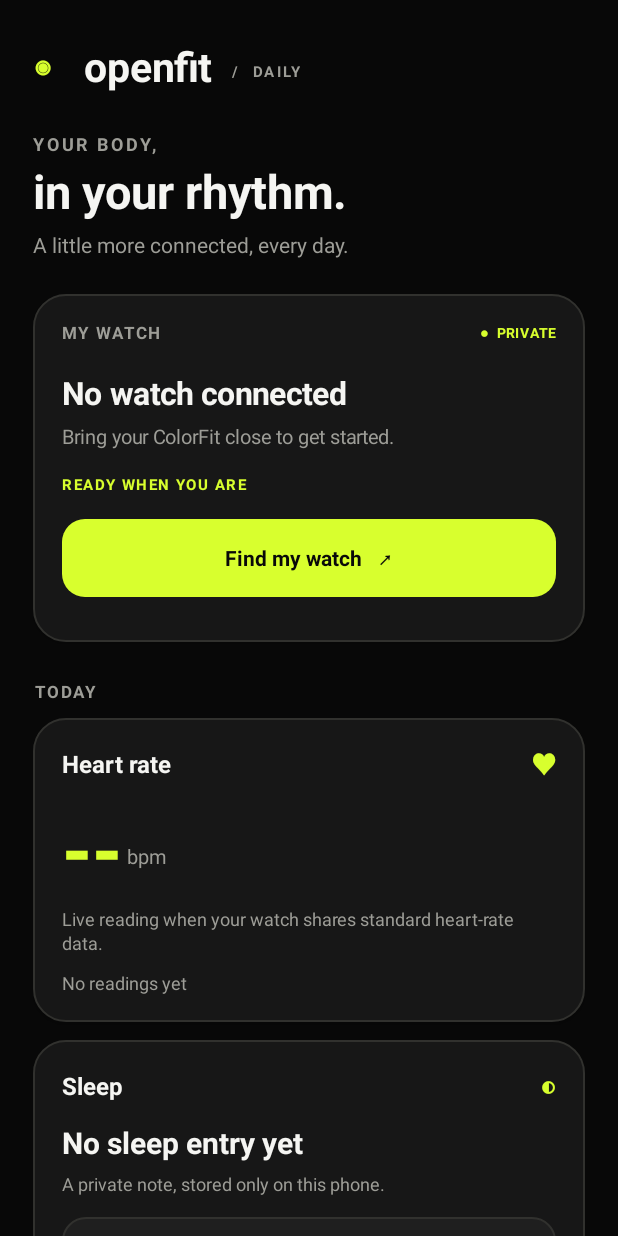
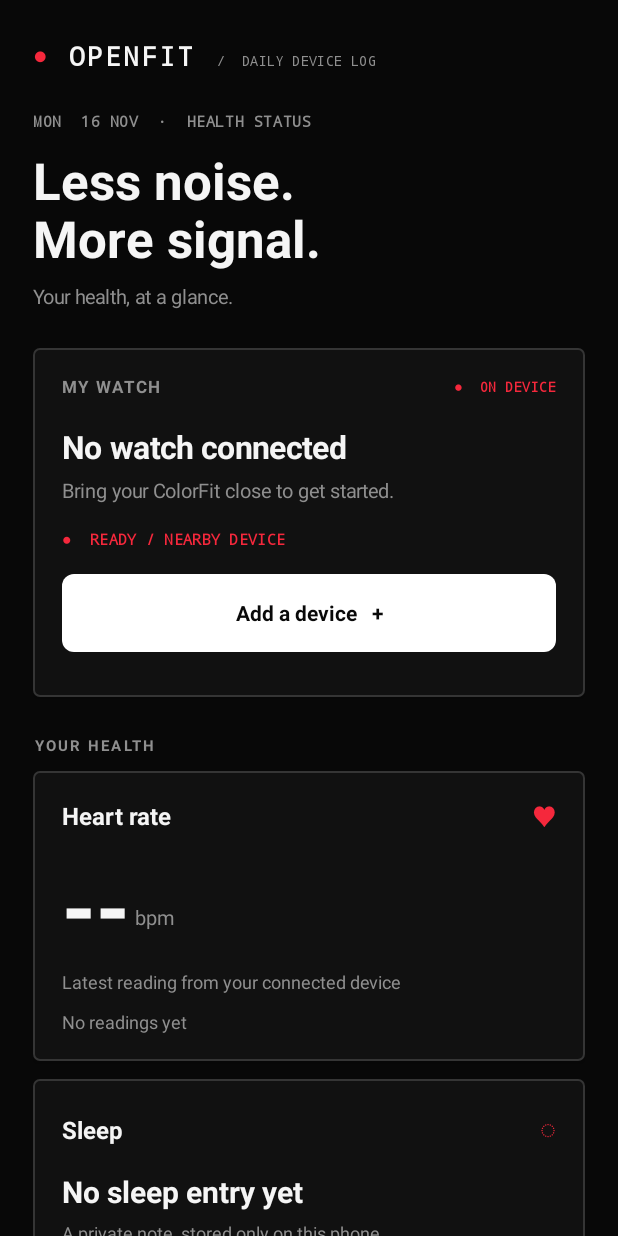
Before and after one commit to NullDonut/openfit, an Android app: the screen it shows after launch (MainActivity), on a phone screen of 412 x 824 dp. Run offline under Robolectric (Android 15) with nearby library versions, the phone set to English and light mode, and no system bars; libraries missing offline, so code that uses them is left out: com.google.zxing.integration, com.journeyapps.barcodescanner.

Commit message:
fix: register QR scanner and refine dashboard
Add project context handoff notes and improve QR scanner activity setup, camera errors, UI styling, and BLE notification write feedback.

Co-authored-by: dl <dl@directionallylocal.com>

```diff
--- a/app/src/main/java/com/openfit/app/MainActivity.java
+++ b/app/src/main/java/com/openfit/app/MainActivity.java
@@ -37,6 +37,7 @@ import android.widget.Toast;
 
 import com.google.zxing.integration.android.IntentIntegrator;
 import com.google.zxing.integration.android.IntentResult;
+import com.journeyapps.barcodescanner.CaptureActivity;
 
 import java.text.DateFormat;
 import java.util.ArrayList;
@@ -52,13 +53,19 @@ public final class MainActivity extends Activity {
     private static final int REQUEST_PERMISSIONS = 10;
     private static final int REQUEST_ENABLE_BLUETOOTH = 11;
     private static final int REQUEST_QR_SCAN = 12;
+    private static final int REQUEST_CAMERA_PERMISSION = 13;
     private static final int C_BG = Color.rgb(8, 8, 8);
-    private static final int C_CARD = Color.rgb(23, 23, 23);
-    private static final int C_CARD_ALT = Color.rgb(31, 31, 31);
-    private static final int C_TEXT = Color.rgb(245, 245, 242);
-    private static final int C_MUTED = Color.rgb(157, 157, 151);
-    private static final int C_ACCENT = Color.rgb(216, 255, 46);
-    private static final int C_BORDER = Color.rgb(49, 49, 46);
+    private static final int C_CARD = Color.rgb(17, 17, 17);
+    private static final int C_CARD_ALT = Color.rgb(27, 27, 27);
+    private static final int C_TEXT = Color.rgb(245, 245, 245);
+    private static final int C_MUTED = Color.rgb(143, 143, 143);
+    private static final int C_RED = Color.rgb(245, 40, 60);
+    private static final int C_ACCENT = Color.rgb(255, 255, 255);
+    private static final int C_BORDER = Color.rgb(53, 53, 53);
+    private static final UUID NOISEFIT_PROTOBUF_SERVICE = UUID.fromString("16186f00-0000-1000-8000-00807f9b34fb");
+    private static final UUID NOISEFIT_PROTOBUF_NOTIFY = UUID.fromString("16186f03-0000-1000-8000-00807f9b34fb");
+    private static final UUID NOISEFIT_BASE_SERVICE = UUID.fromString("00000001-0000-1000-8000-00805f9b34fb");
+    private static final UUID NOISEFIT_BASE_READ = UUID.fromString("00000003-0000-1000-8000-00805f9b34fb");
     private static final UUID HEART_RATE_SERVICE = UUID.fromString("0000180d-0000-1000-8000-00805f9b34fb");
     private static final UUID HEART_RATE_MEASUREMENT = UUID.fromString("00002a37-0000-1000-8000-00805f9b34fb");
     private static final UUID CLIENT_CONFIGURATION = UUID.fromString("00002902-0000-1000-8000-00805f9b34fb");
@@ -90,6 +97,7 @@ public final class MainActivity extends Activity {
     private boolean scanning;
     private boolean reconnectAfterPermission;
     private boolean qrConnectionPending;
+    private boolean qrScanPending;
     private String qrDeviceAddress;
     private final java.util.Map<String, String> watchNames = new java.util.HashMap<>();
     private int latestHeartRate = -1;
@@ -105,6 +113,16 @@ public final class MainActivity extends Activity {
 
     @Override public void onRequestPermissionsResult(int requestCode, String[] permissions, int[] grantResults) {
         super.onRequestPermissionsResult(requestCode, permissions, grantResults);
+        if (requestCode == REQUEST_CAMERA_PERMISSION) {
+            if (allGranted(grantResults) && qrScanPending) {
+                qrScanPending = false;
+                launchQrScanner();
+            } else {
+                qrScanPending = false;
+                toast("Camera permission is needed to scan a pairing QR code.");
+            }
+            return;
+        }
         if (requestCode == REQUEST_PERMISSIONS && allGranted(grantResults)) {
             if (qrDeviceAddress != null) { reconnectAfterPermission = false; saveAndConnectQrDevice(); }
             else if (reconnectAfterPermission) reconnectSavedDevice();
@@ -149,21 +167,27 @@ public final class MainActivity extends Activity {
         LinearLayout masthead = new LinearLayout(this);
         masthead.setGravity(Gravity.CENTER_VERTICAL);
         page.addView(masthead, lp(-1, -2, 0, 0, 0, 25));
-        TextView mark = text("◉", 21, C_ACCENT, true);
-        masthead.addView(mark, lp(dp(34), -2));
-        TextView brand = text("openfit", 27, C_TEXT, true);
+        TextView mark = text("●", 15, C_RED, true);
+        masthead.addView(mark, lp(dp(24), -2));
+        TextView brand = text("OPENFIT", 17, C_TEXT, true);
+        brand.setTypeface(Typeface.MONOSPACE, Typeface.BOLD);
+        brand.setLetterSpacing(.12f);
         masthead.addView(brand, lp(-2, -2));
-        TextView edition = text("  /  DAILY", 10, C_MUTED, true);
-        edition.setLetterSpacing(.14f);
-        masthead.addView(edition, lp(-2, -2, 5, 4, 0, 0));
+        TextView edition = text("  /  DAILY DEVICE LOG", 9, C_MUTED, true);
+        edition.setTypeface(Typeface.MONOSPACE, Typeface.NORMAL);
+        edition.setLetterSpacing(.03f);
+        masthead.addView(edition, lp(-2, -2, 5, 3, 0, 0));
 
-        TextView greeting = text("YOUR BODY,", 12, C_MUTED, true);
-        greeting.setLetterSpacing(.16f);
-        page.addView(greeting, lp(-1, -2, 0, 0, 0, 2));
-        TextView headline = text("in your rhythm.", 31, C_TEXT, true);
+        TextView greeting = text(new java.text.SimpleDateFormat("EEE  d MMM", Locale.getDefault())
+                .format(new Date()).toUpperCase(Locale.ROOT) + "  ·  HEALTH STATUS", 10, C_MUTED, true);
+        greeting.setTypeface(Typeface.MONOSPACE, Typeface.BOLD);
+        greeting.setLetterSpacing(.04f);
+        page.addView(greeting, lp(-1, -2, 0, 0, 0, 9));
+        TextView headline = text("Less noise.\nMore signal.", 34, C_TEXT, true);
+        headline.setLineSpacing(dp(-1), 1f);
         page.addView(headline, lp(-1, -2));
-        TextView subtitle = text("A little more connected, every day.", 14, C_MUTED, false);
-        page.addView(subtitle, lp(-1, -2, 0, 5, 0, 23));
+        TextView subtitle = text("Your health, at a glance.", 13, C_MUTED, false);
+        page.addView(subtitle, lp(-1, -2, 0, 7, 0, 25));
 
         LinearLayout deviceCard = card();
         page.addView(deviceCard, lp(-1, -2, 0, 0, 0, 13));
@@ -173,17 +197,19 @@ public final class MainActivity extends Activity {
         TextView eyebrow = text("MY WATCH", 11, C_MUTED, true);
         eyebrow.setLetterSpacing(.13f);
         deviceHeading.addView(eyebrow, new LinearLayout.LayoutParams(0, -2, 1f));
-        TextView liveMark = text("●  PRIVATE", 9, C_ACCENT, true);
-        liveMark.setLetterSpacing(.08f);
+        TextView liveMark = text("●  ON DEVICE", 9, C_RED, true);
+        liveMark.setTypeface(Typeface.MONOSPACE, Typeface.BOLD);
+        liveMark.setLetterSpacing(.04f);
         deviceHeading.addView(liveMark, lp(-2, -2));
         deviceStatus = text("No watch connected", 21, C_TEXT, true);
         deviceCard.addView(deviceStatus, lp(-1, -2, 0, 18, 0, 0));
         connectionStatus = text("Bring your ColorFit close to get started.", 13, C_MUTED, false);
         deviceCard.addView(connectionStatus, lp(-1, -2, 0, 6, 0, 0));
-        scanStatus = text("READY WHEN YOU ARE", 10, C_ACCENT, true);
-        scanStatus.setLetterSpacing(.1f);
+        scanStatus = text("●  READY / NEARBY DEVICE", 10, C_RED, true);
+        scanStatus.setTypeface(Typeface.MONOSPACE, Typeface.BOLD);
+        scanStatus.setLetterSpacing(.02f);
         deviceCard.addView(scanStatus, lp(-1, -2, 0, 16, 0, 0));
-        Button pair = button("Find my watch   ↗");
+        Button pair = button("Add a device   +");
         pair.setOnClickListener(v -> showPairingOptions());
         deviceCard.addView(pair, lp(-1, dp(52), 0, 16, 0, 0));
         reconnectButton = secondaryButton("Reconnect saved watch");
@@ -194,8 +220,8 @@ public final class MainActivity extends Activity {
         deviceResults.setOrientation(LinearLayout.VERTICAL);
         deviceCard.addView(deviceResults, lp(-1, -2, 0, 12, 0, 0));
 
-        TextView section = text("TODAY", 11, C_MUTED, true);
-        section.setLetterSpacing(.15f);
+        TextView section = text("YOUR HEALTH", 10, C_MUTED, true);
+        section.setLetterSpacing(.14f);
         page.addView(section, lp(-1, -2, 1, 12, 0, 10));
 
         LinearLayout heartCard = card();
@@ -205,16 +231,16 @@ public final class MainActivity extends Activity {
         heartCard.addView(heartHeading, lp(-1, -2));
         TextView heartTitle = text("Heart rate", 16, C_TEXT, true);
         heartHeading.addView(heartTitle, new LinearLayout.LayoutParams(0, -2, 1f));
-        TextView heartIcon = text("♥", 17, C_ACCENT, true);
+        TextView heartIcon = text("♥", 16, C_RED, true);
         heartHeading.addView(heartIcon, lp(-2, -2));
         LinearLayout metricRow = new LinearLayout(this);
         metricRow.setGravity(Gravity.BOTTOM);
         heartCard.addView(metricRow, lp(-1, -2, 0, 9, 0, 0));
-        heartRateValue = text("--", 52, C_ACCENT, true);
+        heartRateValue = text("--", 58, C_TEXT, true);
         metricRow.addView(heartRateValue, lp(-2, -2));
         TextView bpm = text(" bpm", 13, C_MUTED, false);
         metricRow.addView(bpm, lp(-2, -2, 0, 0, 0, 10));
-        TextView heartNote = text("Live reading when your watch shares standard heart-rate data.", 12, C_MUTED, false);
+        TextView heartNote = text("Latest reading from your connected device", 12, C_MUTED, false);
         heartNote.setLineSpacing(dp(2), 1f);
         heartCard.addView(heartNote, lp(-1, -2, 0, 3, 0, 0));
         heartSummary = text("No readings yet", 12, C_MUTED, false);
@@ -228,7 +254,7 @@ public final class MainActivity extends Activity {
         sleepCard.addView(sleepHeading, lp(-1, -2));
         TextView sleepTitle = text("Sleep", 16, C_TEXT, true);
         sleepHeading.addView(sleepTitle, new LinearLayout.LayoutParams(0, -2, 1f));
-        TextView moon = text("◐", 18, C_ACCENT, true);
+        TextView moon = text("◌", 18, C_RED, true);
         sleepHeading.addView(moon, lp(-2, -2));
         sleepLog = text("No sleep entry yet", 20, C_TEXT, true);
         sleepCard.addView(sleepLog, lp(-1, -2, 0, 12, 0, 0));
@@ -239,7 +265,7 @@ public final class MainActivity extends Activity {
         sleep.setOnClickListener(v -> showSleepEditor());
         sleepCard.addView(sleep, lp(-1, dp(48), 0, 14, 0, 0));
 
-        TextView privacy = text("NO ACCOUNT     ·     NO TRACKING     ·     YOUR DATA STAYS HERE", 9, C_MUTED, true);
+        TextView privacy = text("PRIVATE BY DESIGN     ·     STORED ON THIS PHONE", 9, C_MUTED, true);
         privacy.setLetterSpacing(.06f);
         privacy.setGravity(Gravity.CENTER);
         privacy.setLineSpacing(dp(3), 1f);
@@ -258,13 +284,29 @@ public final class MainActivity extends Activity {
     }
 
     private void startQrScan() {
+        if (Build.VERSION.SDK_INT >= 23 && checkSelfPermission(Manifest.permission.CAMERA) != PackageManager.PERMISSION_GRANTED) {
+            qrScanPending = true;
+            requestPermissions(new String[] {Manifest.permission.CAMERA}, REQUEST_CAMERA_PERMISSION);
+            return;
+        }
+        launchQrScanner();
+    }
+
+    private void launchQrScanner() {
+        try {
             new IntentIntegrator(this)
                     .setRequestCode(REQUEST_QR_SCAN)
+                    .setCaptureActivity(CaptureActivity.class)
                     .setDesiredBarcodeFormats(IntentIntegrator.QR_CODE)
-                .setPrompt("Scan a QR code containing the watch Bluetooth address")
+                    .setPrompt("Scan the watch pairing code")
                     .setBeepEnabled(false)
                     .setOrientationLocked(false)
                     .initiateScan();
+        } catch (SecurityException e) {
+            toast("Camera access was denied. Allow camera permission to scan a QR code.");
+        } catch (RuntimeException e) {
+            toast("Could not open the QR scanner. Check that the camera is available.");
+        }
     }
 
     private void handlePairingQr(String contents) {
@@ -341,19 +383,19 @@ public final class MainActivity extends Activity {
             if (scanner == null) { toast("Bluetooth LE scanning is unavailable."); return; }
             scanning = true;
             deviceResults.removeAllViews();
-            scanStatus.setText("LOOKING FOR YOUR COLORFIT…");
+            scanStatus.setText("●  SCANNING / 12 SEC");
             scanCallback = new ScanCallback() {
                 @Override public void onScanResult(int callbackType, ScanResult result) { addDevice(result); }
                 @Override public void onBatchScanResults(List<ScanResult> results) { for (ScanResult r : results) addDevice(r); }
                 @Override public void onScanFailed(int errorCode) {
                     scanning = false;
-                    runOnUiThread(() -> scanStatus.setText("Scan failed · code " + errorCode));
+                    runOnUiThread(() -> scanStatus.setText("●  SCAN ERROR / " + errorCode));
                 }
             };
             scanner.startScan(scanCallback);
             handler.postDelayed(() -> {
                 stopScan();
-                scanStatus.setText(foundDevices.isEmpty() ? "NO MATCH FOUND · wake the watch and try again" : "WATCH FOUND · choose your device");
+                scanStatus.setText(foundDevices.isEmpty() ? "●  NO DEVICE / RETRY WHEN AWAKE" : "●  DEVICE FOUND / SELECT TO CONNECT");
                 showDeviceChoices();
             }, SCAN_WINDOW_MS);
         } catch (SecurityException e) {
@@ -377,7 +419,7 @@ public final class MainActivity extends Activity {
             for (BluetoothDevice found : foundDevices) if (found.getAddress().equals(device.getAddress())) return;
             foundDevices.add(device);
             watchNames.put(device.getAddress(), name);
-            scanStatus.setText("COLORFIT FOUND · checking nearby");
+            scanStatus.setText("●  WATCH FOUND / CHECKING NEARBY");
         });
     }
 
@@ -446,11 +488,16 @@ public final class MainActivity extends Activity {
                 @Override public void onServicesDiscovered(BluetoothGatt source, int status) {
                     runOnUiThread(() -> {
                         if (source != gatt) return;
+                        if (status != BluetoothGatt.GATT_SUCCESS) {
+                            connectionStatus.setText("Connected · service discovery failed");
+                            scanStatus.setText("Could not inspect watch services");
+                            return;
+                        }
                         BluetoothGattService service = source.getService(HEART_RATE_SERVICE);
                         BluetoothGattCharacteristic characteristic = service == null ? null : service.getCharacteristic(HEART_RATE_MEASUREMENT);
-                        if (status != BluetoothGatt.GATT_SUCCESS || characteristic == null) {
-                            connectionStatus.setText("Connected · this watch doesn’t advertise standard heart-rate notifications");
-                            scanStatus.setText("Proprietary watch protocol not yet supported");
+                        if (characteristic == null) {
+                            connectionStatus.setText(inspectKnownNoiseFitServices(source));
+                            scanStatus.setText("Known NoiseFit channels checked · no commands sent");
                             return;
                         }
                         int properties = characteristic.getProperties();
@@ -474,8 +521,18 @@ public final class MainActivity extends Activity {
                             }
                             byte[] configuration = notify ? ENABLE_NOTIFICATION : new byte[] {0x02, 0x00};
                             connectionStatus.setText("Connected · enabling heart-rate notifications");
-                            if (Build.VERSION.SDK_INT >= 33) source.writeDescriptor(descriptor, configuration);
-                            else { descriptor.setValue(configuration); source.writeDescriptor(descriptor); }
+                            int writeResult;
+                            if (Build.VERSION.SDK_INT >= 33) {
+                                writeResult = source.writeDescriptor(descriptor, configuration);
+                            } else {
+                                descriptor.setValue(configuration);
+                                writeResult = source.writeDescriptor(descriptor)
+                                        ? BluetoothGatt.GATT_SUCCESS : BluetoothGatt.GATT_FAILURE;
+                            }
+                            if (writeResult != BluetoothGatt.GATT_SUCCESS) {
+                                connectionStatus.setText("Connected · could not queue heart-rate notifications");
+                                scanStatus.setText("Live heart-rate data unavailable");
+                            }
                         } catch (SecurityException e) { scanStatus.setText("Permission needed to enable notifications"); }
                     });
                 }
@@ -504,6 +561,18 @@ public final class MainActivity extends Activity {
         } catch (IllegalArgumentException | IllegalStateException e) {
             connectionStatus.setText("Could not connect · retry pairing");
         }
+    }
+
+    private String inspectKnownNoiseFitServices(BluetoothGatt source) {
+        BluetoothGattService protobuf = source.getService(NOISEFIT_PROTOBUF_SERVICE);
+        BluetoothGattService base = source.getService(NOISEFIT_BASE_SERVICE);
+        boolean protobufNotify = protobuf != null && protobuf.getCharacteristic(NOISEFIT_PROTOBUF_NOTIFY) != null;
+        boolean baseChannel = base != null && base.getCharacteristic(NOISEFIT_BASE_READ) != null;
+        if (protobufNotify || baseChannel) {
+            String channel = protobufNotify ? "Protobuf" : "base BLE";
+            return "Connected · NoiseFit " + channel + " service found; data commands are not yet validated";
+        }
+        return "Connected · no supported heart-rate service found on this watch";
     }
 
     private void updateHeartRate(byte[] value) {
@@ -672,7 +741,7 @@ public final class MainActivity extends Activity {
         box.setPadding(dp(19), dp(18), dp(19), dp(18));
         GradientDrawable shape = new GradientDrawable();
         shape.setColor(C_CARD);
-        shape.setCornerRadius(dp(21));
+        shape.setCornerRadius(dp(4));
         shape.setStroke(dp(1), C_BORDER);
         box.setBackground(shape);
         if (Build.VERSION.SDK_INT >= 21) box.setElevation(dp(1));
@@ -689,7 +758,7 @@ public final class MainActivity extends Activity {
         b.setStateListAnimator(null);
         GradientDrawable shape = new GradientDrawable();
         shape.setColor(C_ACCENT);
-        shape.setCornerRadius(dp(15));
+        shape.setCornerRadius(dp(8));
         b.setBackground(shape);
         return b;
     }
@@ -704,7 +773,7 @@ public final class MainActivity extends Activity {
         b.setStateListAnimator(null);
         GradientDrawable shape = new GradientDrawable();
         shape.setColor(C_CARD_ALT);
-        shape.setCornerRadius(dp(15));
+        shape.setCornerRadius(dp(8));
         shape.setStroke(dp(1), C_BORDER);
         b.setBackground(shape);
         return b;
--- a/app/src/main/res/values/styles.xml
+++ b/app/src/main/res/values/styles.xml
@@ -1,7 +1,7 @@
 <resources>
     <style name="AppTheme" parent="android:style/Theme.Material.NoActionBar">
         <item name="android:fontFamily">sans</item>
-        <item name="android:colorAccent">#D8FF2E</item>
+        <item name="android:colorAccent">#F5283C</item>
         <item name="android:windowLightStatusBar">false</item>
         <item name="android:windowLightNavigationBar">false</item>
         <item name="android:windowBackground">#080808</item>
```
Also changed, not shown: app/src/main/AndroidManifest.xml (+7 -0 lines), 1 other file. Lines whose indentation alone changed are shown as unchanged.
